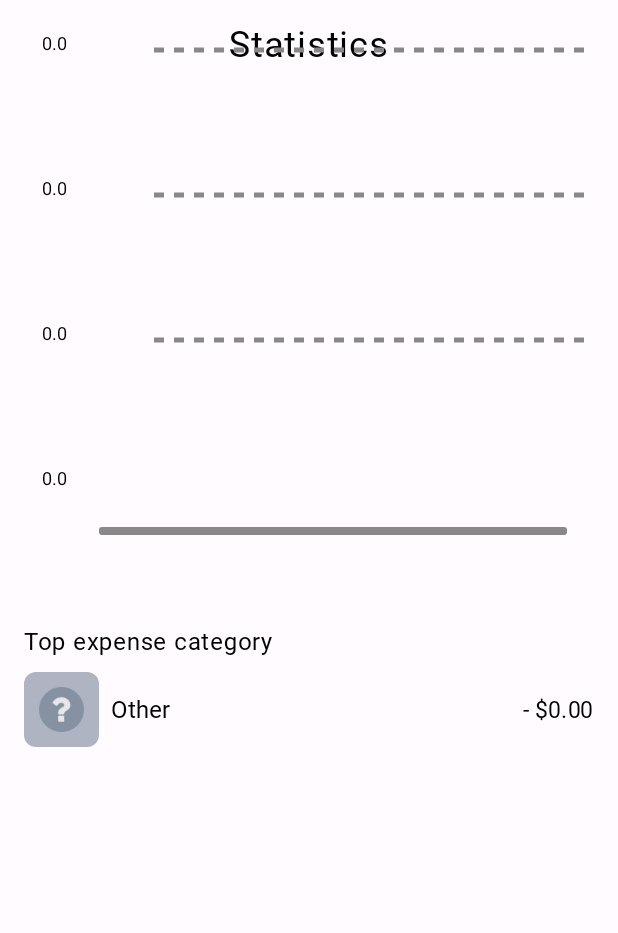
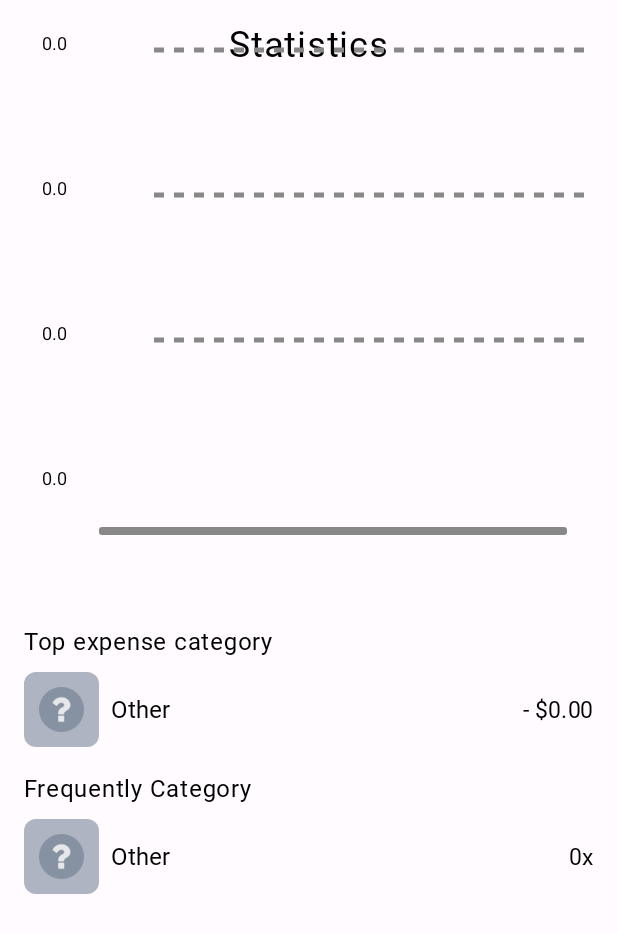
Before and after one commit to ricardoliveira5ro/Spendaholic, an Android app built with Jetpack Compose: the composable Stats called with empty values, on a phone screen of 412 x 824 dp. Shown: the top 933 px of the screen. Run offline under Robolectric (Android 15) with nearby library versions, the phone set to English and light mode, and no system bars; Roboto replaces fonts that are not available here.

Commit message:
Frequently Category statistic

```diff
--- a/app/src/main/java/com/roliveira/spendaholic/ui/screens/stats/Stats.kt
+++ b/app/src/main/java/com/roliveira/spendaholic/ui/screens/stats/Stats.kt
@@ -44,6 +44,8 @@ import java.util.Date
 fun Stats(
     expenses: List<Expense>
 ) {
+    val expensesByCategory = expenses.groupBy { it.category }
+
     Column (
         modifier = Modifier
             .fillMaxSize()
@@ -106,7 +108,6 @@ fun Stats(
                 fontSize = 16.sp
             )
 
-            val expensesByCategory = expenses.groupBy { it.category }
             val expenseCategory = expensesByCategory.maxByOrNull { it.value.sumOf { expense -> expense.amount.toDouble() }.toFloat() }
 
             var category = Categories.defaultCategory
@@ -119,7 +120,36 @@ fun Stats(
 
             CategoryItem(
                 category = category,
-                amount = amount
+                text = "- $${Utils.formatFloatWithTwoDecimalPlaces(amount)}"
+            )
+        }
+
+        Column (
+            modifier = Modifier
+                .fillMaxWidth()
+                .padding(8.dp)
+        ) {
+            Text(
+                text = "Frequently Category",
+                color = Color.Black,
+                fontFamily = Typography.sanFranciscoRounded,
+                fontWeight = FontWeight.Bold,
+                fontSize = 16.sp
+            )
+
+            val expenseCategory = expensesByCategory.maxByOrNull { it.value.count() }
+
+            var category = Categories.defaultCategory
+            var count = 0
+
+            if (expenseCategory != null) {
+                category = expenseCategory.key
+                count = expenseCategory.value.count()
+            }
+
+            CategoryItem(
+                category = category,
+                text = "${count}x"
             )
         }
     }
@@ -128,7 +158,7 @@ fun Stats(
 @Composable
 fun CategoryItem(
     category: Category,
-    amount: Float
+    text: String
 ) {
     Row(
         modifier = Modifier
@@ -167,7 +197,7 @@ fun CategoryItem(
         }
 
         Text(
-            text = "- $${Utils.formatFloatWithTwoDecimalPlaces(amount)}",
+            text = text,
             color = Color.Black,
             fontFamily = Typography.sanFranciscoRounded,
             fontWeight = FontWeight.Bold,
@@ -198,8 +228,8 @@ fun SummaryPreview() {
             val dummyExpensesList = listOf(
                 Expense(1, dummyCategories[0], note = null, amount = 23.42f, date = Date(), repeatable = Repeatable.NOT_REPEATABLE),
                 Expense(2, dummyCategories[1], note = "Madrid", amount = 134f, date = getDateForYear(currentYear - 1), repeatable = Repeatable.NOT_REPEATABLE),
-                Expense(3, dummyCategories[2], note = "Electric bill", amount = 82.55f, date = getDateForYear(currentYear - 2), repeatable = Repeatable.NOT_REPEATABLE),
-                Expense(3, dummyCategories[2], note = "Electric bill", amount = 54.55f, date = getDateForYear(currentYear - 2), repeatable = Repeatable.NOT_REPEATABLE)
+                Expense(3, dummyCategories[2], note = "Electric bill", amount = 50f, date = getDateForYear(currentYear - 2), repeatable = Repeatable.NOT_REPEATABLE),
+                Expense(3, dummyCategories[2], note = "Electric bill", amount = 54.23f, date = getDateForYear(currentYear - 2), repeatable = Repeatable.NOT_REPEATABLE)
             )
 
             Stats(expenses = dummyExpensesList)
```
